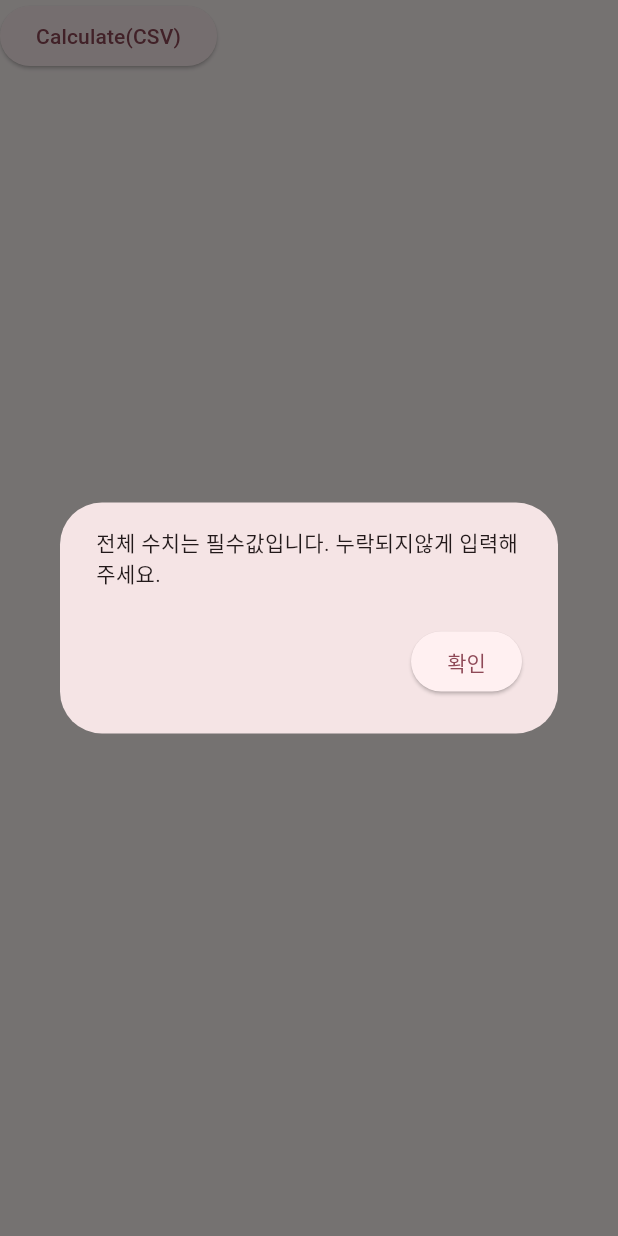
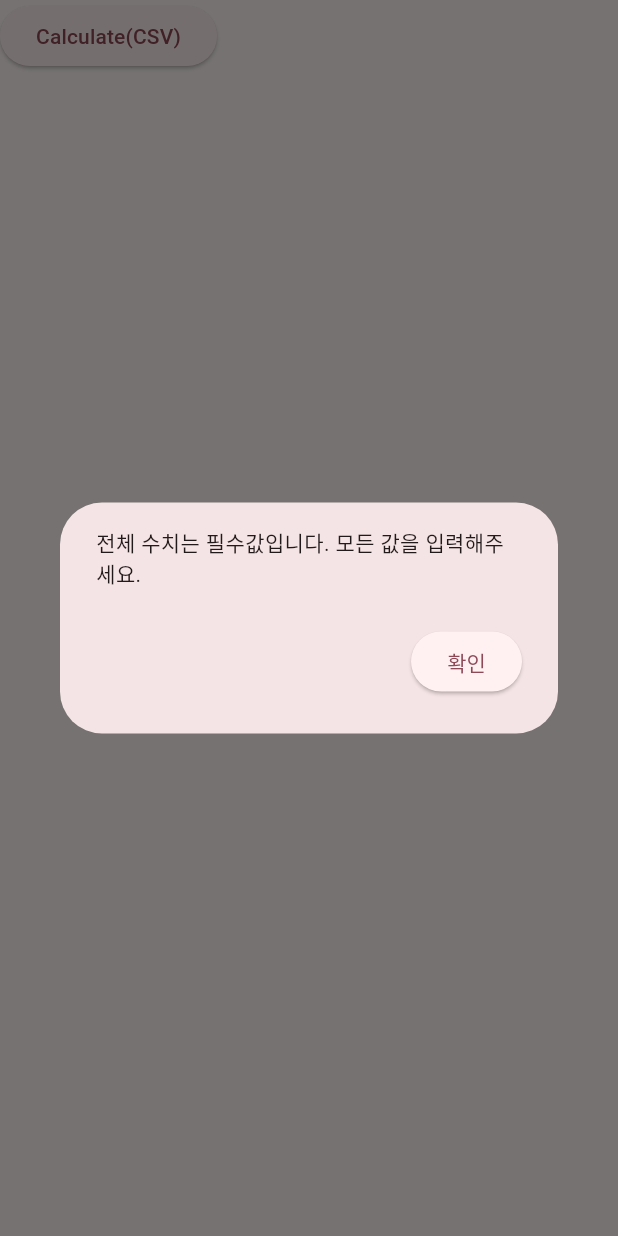
Before and after one commit to kbbn2001/ipa_calculator, a Flutter app: the ButtonCalculateWithCSV widget shown alone on an empty page, opened directly with empty values, after a tap on "Calculate(CSV)", on a phone screen of 412 x 824 dp. Run offline on Flutter 3.47's test engine with Material 2 defaults, Android fonts, the phone set to English and light mode, and no system bars; our stand-ins replace csv, device_info_plus, dio, sqflite; missing offline and left inert: adaptive_scrollbar, mysql1; accounts and stored records are empty.

Commit message:
alert text change

```diff
--- a/lib/ipa_calculator_calculatePageWithCSV.dart
+++ b/lib/ipa_calculator_calculatePageWithCSV.dart
@@ -78,7 +78,7 @@ class ButtonCalculateWithCSV extends StatelessWidget {
             builder: ((context) {
               return AlertDialog(
                 //title: Text("전체 내용은 필수값입니다."),
-                content: Text("전체 수치는 필수값입니다. 누락되지않게 입력해주세요."),
+                content: Text("전체 수치는 필수값입니다. 모든 값을 입력해주세요."),
                 actions: <Widget>[
                   Container(
                     child: ElevatedButton(
```
